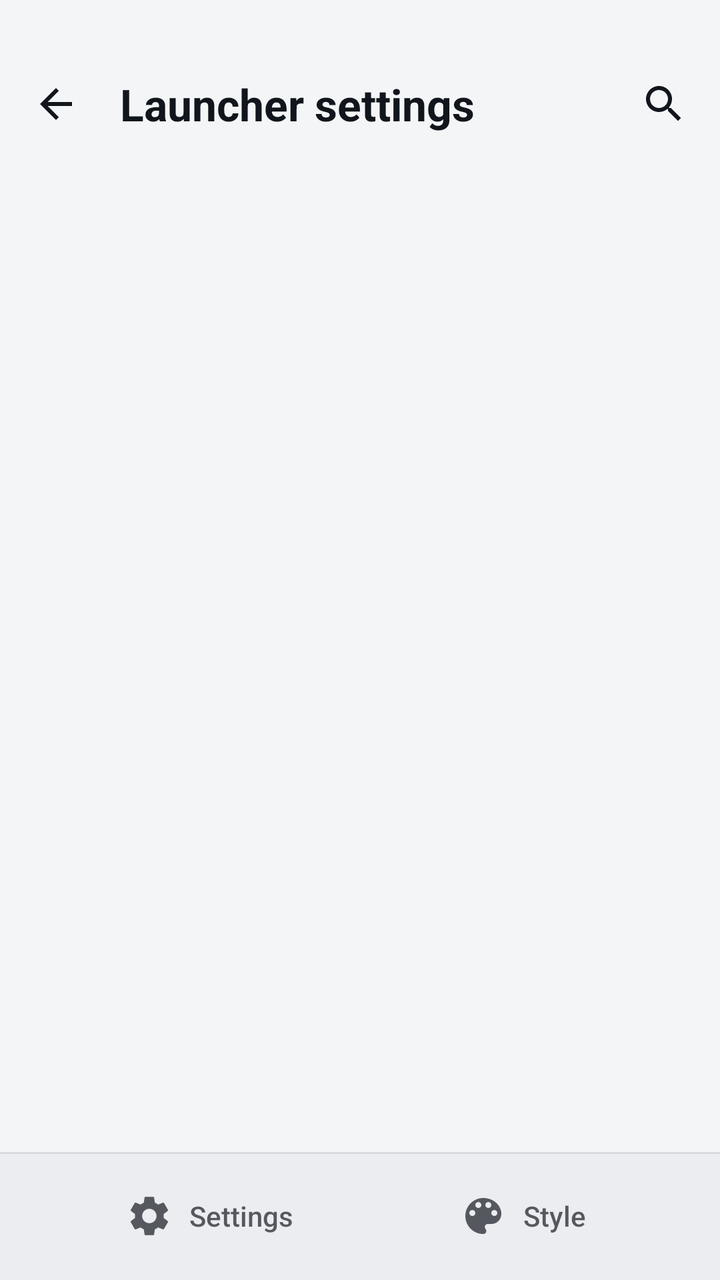
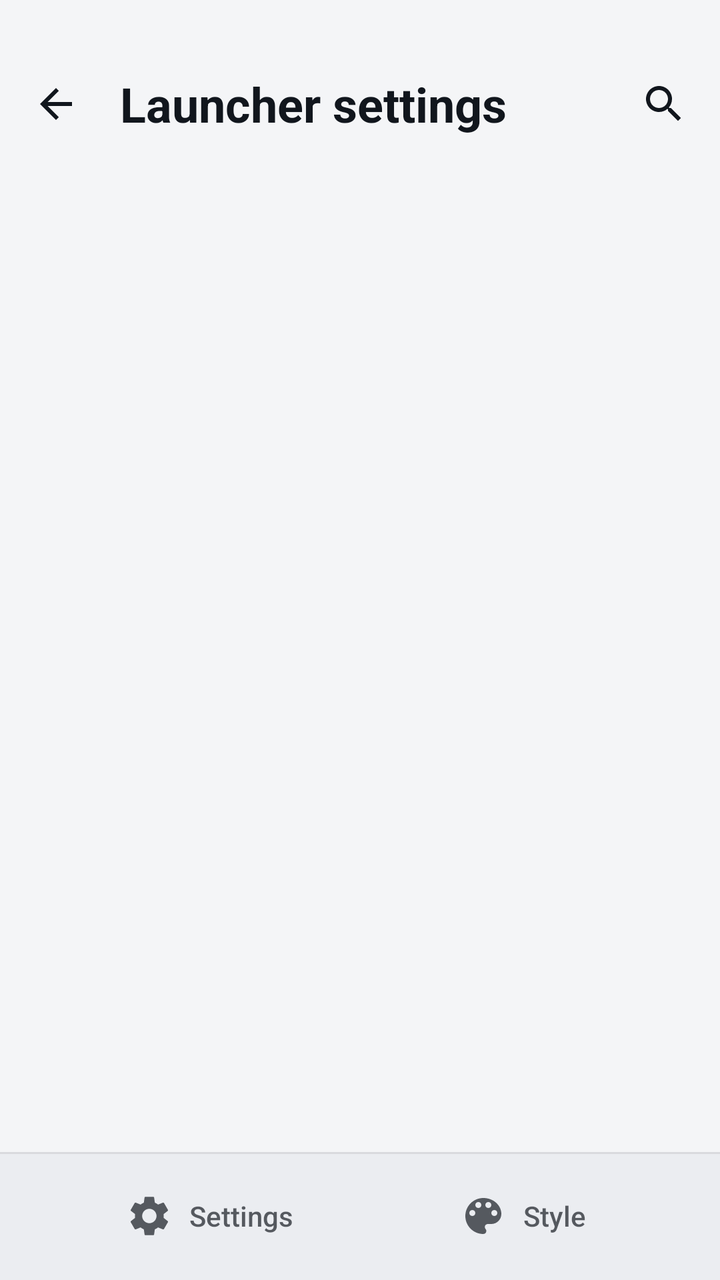

Screens rendered from an Android XML layout before and after an edit, with the pre-edit source and the edit as a unified diff.
<!-- AndroidManifest.xml: application theme Theme.Supernova -->
<!-- res/layout/activity_settings.xml -->
<?xml version="1.0" encoding="utf-8"?>
<LinearLayout xmlns:android="http://schemas.android.com/apk/res/android"
    xmlns:app="http://schemas.android.com/apk/res-auto"
    android:layout_width="match_parent"
    android:layout_height="match_parent"
    android:background="@color/background"
    android:defaultFocusHighlightEnabled="false"
    android:focusable="true"
    android:focusableInTouchMode="true"
    android:orientation="vertical">

    
    <androidx.coordinatorlayout.widget.CoordinatorLayout
        android:id="@+id/settingsCoordinator"
        android:layout_width="match_parent"
        android:layout_height="0dp"
        android:layout_weight="1">

        
        <com.google.android.material.appbar.AppBarLayout
            android:id="@+id/settingsAppBar"
            android:layout_width="match_parent"
            android:layout_height="wrap_content"
            android:background="@android:color/transparent"
            app:elevation="0dp">

            
            <TextView
                android:id="@+id/rootTitle"
                android:layout_width="match_parent"
                android:layout_height="wrap_content"
                android:lineHeight="38sp"
                android:paddingHorizontal="16dp"
                android:paddingTop="32dp"
                android:paddingBottom="8dp"
                android:text="@string/settings"
                android:textColor="@color/textPrimary"
                android:textSize="32sp"
                android:textStyle="bold"
                android:visibility="gone"
                app:layout_scrollFlags="scroll" />

            
            <LinearLayout
                android:id="@+id/settingsToolbar"
                android:layout_width="match_parent"
                android:layout_height="80dp"
                android:gravity="center_vertical"
                android:orientation="horizontal"
                android:paddingHorizontal="4dp"
                android:paddingTop="24dp">

                <ImageButton
                    android:id="@+id/backButton"
                    android:layout_width="48dp"
                    android:layout_height="48dp"
                    android:background="?attr/selectableItemBackgroundBorderless"
                    android:contentDescription="@string/back"
                    android:src="@drawable/ic_back" />

                <TextView
                    android:id="@+id/settingsTitle"
                    android:layout_width="0dp"
                    android:layout_height="wrap_content"
                    android:layout_marginStart="8dp"
                    android:layout_marginEnd="8dp"
                    android:ellipsize="end"
                    android:layout_weight="1"
                    android:maxLines="1"
                    android:text="@string/settings_title"
                    android:textColor="@color/textPrimary"
                    android:textSize="22sp"
                    android:textStyle="bold" />

                
                <EditText
                    android:id="@+id/settingsSearchInput"
                    android:layout_width="0dp"
                    android:layout_height="wrap_content"
                    android:layout_marginStart="8dp"
                    android:layout_weight="1"
                    android:background="@android:color/transparent"
                    android:hint="@string/settings_search_hint"
                    android:imeOptions="actionSearch"
                    android:importantForAutofill="no"
                    android:inputType="text"
                    android:maxLines="1"
                    android:textColor="@color/textPrimary"
                    android:textSize="16sp"
                    android:visibility="gone" />

                <ImageButton
                    android:id="@+id/settingsSearchButton"
                    android:layout_width="48dp"
                    android:layout_height="48dp"
                    android:background="?attr/selectableItemBackgroundBorderless"
                    android:contentDescription="@string/settings_search_hint"
                    android:src="@drawable/ic_search"
                    app:tint="@color/textPrimary" />
            </LinearLayout>

            
            <FrameLayout
                android:id="@+id/previewFrame"
                android:layout_width="match_parent"
                android:layout_height="wrap_content"
                android:paddingHorizontal="16dp"
                android:paddingTop="8dp"
                android:visibility="gone">

                <com.supernova.launcher.ui.settings.preview.PreviewPane
                    android:id="@+id/previewPane"
                    android:layout_width="match_parent"
                    android:layout_height="wrap_content"
                    android:background="@drawable/bg_settings_preview"
                    android:minHeight="168dp"
                    android:paddingVertical="6dp" />
            </FrameLayout>

            
            <FrameLayout
                android:id="@+id/rootSearch"
                android:layout_width="match_parent"
                android:layout_height="wrap_content"
                android:paddingHorizontal="16dp"
                android:paddingTop="8dp"
                android:paddingBottom="8dp"
                android:visibility="gone">

                <LinearLayout
                    android:id="@+id/rootSearchPill"
                    android:layout_width="match_parent"
                    android:layout_height="48dp"
                    android:background="@drawable/bg_settings_pill"
                    android:gravity="center_vertical"
                    android:orientation="horizontal"
                    android:paddingStart="16dp"
                    android:paddingEnd="4dp">

                    <ImageView
                        android:layout_width="24dp"
                        android:layout_height="24dp"
                        android:importantForAccessibility="no"
                        android:src="@drawable/ic_search"
                        app:tint="@color/textSecondary" />

                    <EditText
                        android:id="@+id/rootSearchInput"
                        android:layout_width="0dp"
                        android:layout_height="match_parent"
                        android:layout_marginStart="12dp"
                        android:layout_weight="1"
                        android:background="@android:color/transparent"
                        android:hint="@string/settings_search_hint"
                        android:imeOptions="actionSearch"
                        android:importantForAutofill="no"
                        android:inputType="text"
                        android:maxLines="1"
                        android:textColor="@color/textPrimary"
                        android:textColorHint="@color/textSecondary"
                        android:textSize="16sp" />
                </LinearLayout>
            </FrameLayout>
        </com.google.android.material.appbar.AppBarLayout>

        <FrameLayout
            android:layout_width="match_parent"
            android:layout_height="match_parent"
            app:layout_behavior="@string/appbar_scrolling_view_behavior">

            <androidx.recyclerview.widget.RecyclerView
                android:id="@+id/settingsRecycler"
                android:layout_width="match_parent"
                android:layout_height="match_parent"
                android:clipToPadding="false"
                android:paddingBottom="24dp" />

            
            <FrameLayout
                android:id="@+id/groupsPane"
                android:layout_width="match_parent"
                android:layout_height="match_parent"
                android:visibility="gone" />

            
            <com.google.android.material.floatingactionbutton.FloatingActionButton
                android:id="@+id/cardsFab"
                android:layout_width="wrap_content"
                android:layout_height="wrap_content"
                android:layout_gravity="bottom|end"
                android:layout_margin="20dp"
                android:contentDescription="@string/cards_add"
                android:visibility="gone"
                app:srcCompat="@drawable/ic_menu_add" />
        </FrameLayout>
    </androidx.coordinatorlayout.widget.CoordinatorLayout>

    
    <LinearLayout
        android:id="@+id/settingsTabs"
        android:layout_width="match_parent"
        android:layout_height="wrap_content"
        android:background="@drawable/bg_settings_nav"
        android:baselineAligned="false"
        android:gravity="center_vertical"
        android:orientation="horizontal"
        android:paddingVertical="12dp">

        <Space
            android:layout_width="0dp"
            android:layout_height="0dp"
            android:layout_weight="1" />

        <TextView
            android:id="@+id/tabSettings"
            style="@style/Widget.Supernova.SettingsTab"
            android:text="@string/settings"
            app:drawableStartCompat="@drawable/ic_tab_settings" />

        <Space
            android:layout_width="0dp"
            android:layout_height="0dp"
            android:layout_weight="1" />

        <TextView
            android:id="@+id/tabStyle"
            style="@style/Widget.Supernova.SettingsTab"
            android:text="@string/style_tab"
            app:drawableStartCompat="@drawable/ic_tab_style" />

        <Space
            android:layout_width="0dp"
            android:layout_height="0dp"
            android:layout_weight="1" />
    </LinearLayout>
</LinearLayout>
<!-- resources referenced by this layout -->
<resources>
  <string name="back">Back</string>
  <string name="style_tab">Style</string>
  <style name="Widget.Supernova.SettingsTab" parent="">
          <item name="android:layout_width">wrap_content</item>
          <item name="android:layout_height">40dp</item>
          <item name="android:background">@drawable/bg_settings_tab</item>
          <item name="android:foreground">?attr/selectableItemBackground</item>
          <item name="android:gravity">center_vertical</item>
          <item name="android:paddingStart">16dp</item>
          <item name="android:paddingEnd">20dp</item>
          <item name="android:drawablePadding">8dp</item>
          <item name="drawableTint">@color/bottom_nav_item</item>
          <item name="android:textColor">@color/bottom_nav_item</item>
          <item name="android:textSize">14sp</item>
          <item name="android:fontFamily">sans-serif-medium</item>
          <item name="android:maxLines">1</item>
      </style>
  <color name="accent">#2E89FF</color>
  <style name="Widget.Supernova.Button" parent="Widget.MaterialComponents.Button">
          <item name="android:textAllCaps">false</item>
          <item name="android:textSize">15sp</item>
          <item name="android:fontFamily">sans-serif-medium</item>
          <item name="android:letterSpacing">0</item>
          <item name="android:minHeight">44dp</item>
          <item name="android:paddingStart">22dp</item>
          <item name="android:paddingEnd">22dp</item>
          <item name="cornerRadius">22dp</item>
          <item name="elevation">0dp</item>
          <item name="android:stateListAnimator">@null</item>
      </style>
  <style name="Widget.Supernova.Button.Text" parent="Widget.MaterialComponents.Button.TextButton">
          <item name="android:textAllCaps">false</item>
          <item name="android:textSize">15sp</item>
          <item name="android:fontFamily">sans-serif-medium</item>
          <item name="android:letterSpacing">0</item>
          <item name="android:minHeight">44dp</item>
          <item name="android:paddingStart">16dp</item>
          <item name="android:paddingEnd">16dp</item>
          <item name="cornerRadius">22dp</item>
      </style>
  <color name="surface">#FFFFFF</color>
  <color name="onAccent">#FFFFFFFF</color>
  <color name="accentBlue">#2E89FF</color>
  <color name="raised">#FFFFFF</color>
  <style name="TextAppearance.Supernova.DialogTitle" parent="MaterialAlertDialog.MaterialComponents.Title.Text">
          <item name="android:textColor">@color/textPrimary</item>
          <item name="android:textSize">22sp</item>
          <item name="android:fontFamily">sans-serif-medium</item>
      </style>
  <style name="TextAppearance.Supernova.DialogBody" parent="MaterialAlertDialog.MaterialComponents.Body.Text">
          <item name="android:textColor">@color/textSecondary</item>
          <item name="android:textSize">15sp</item>
          <item name="android:lineSpacingMultiplier">1.15</item>
      </style>
  <style name="Widget.Supernova.Button.Dialog" parent="Widget.MaterialComponents.Button.TextButton.Dialog">
          <item name="android:textAllCaps">false</item>
          <item name="android:textColor">?attr/colorAccentOnRaised</item>
          <item name="android:textSize">15sp</item>
          <item name="android:fontFamily">sans-serif-medium</item>
          <item name="android:letterSpacing">0</item>
          <item name="android:minHeight">44dp</item>
          <item name="cornerRadius">22dp</item>
      </style>
  <!-- unchanged entries left out for length: 35 -->
</resources>

<!-- the commit's change to res/layout/activity_settings.xml (unified diff, before → after) -->
@@ -30,12 +30,12 @@
                 android:layout_width="match_parent"
                 android:layout_height="wrap_content"
                 android:lineHeight="38sp"
-                android:paddingHorizontal="16dp"
-                android:paddingTop="32dp"
-                android:paddingBottom="8dp"
+                android:paddingHorizontal="@dimen/space_md"
+                android:paddingTop="@dimen/space_xl"
+                android:paddingBottom="@dimen/space_sm"
                 android:text="@string/settings"
                 android:textColor="@color/textPrimary"
-                android:textSize="32sp"
+                android:textSize="@dimen/text_display"
                 android:textStyle="bold"
                 android:visibility="gone"
                 app:layout_scrollFlags="scroll" />
@@ -47,8 +47,8 @@
                 android:layout_height="80dp"
                 android:gravity="center_vertical"
                 android:orientation="horizontal"
-                android:paddingHorizontal="4dp"
-                android:paddingTop="24dp">
+                android:paddingHorizontal="@dimen/space_xs"
+                android:paddingTop="@dimen/space_lg">
 
                 <ImageButton
                     android:id="@+id/backButton"
@@ -62,14 +62,14 @@
                     android:id="@+id/settingsTitle"
                     android:layout_width="0dp"
                     android:layout_height="wrap_content"
-                    android:layout_marginStart="8dp"
-                    android:layout_marginEnd="8dp"
+                    android:layout_marginStart="@dimen/space_sm"
+                    android:layout_marginEnd="@dimen/space_sm"
                     android:ellipsize="end"
                     android:layout_weight="1"
                     android:maxLines="1"
                     android:text="@string/settings_title"
                     android:textColor="@color/textPrimary"
-                    android:textSize="22sp"
+                    android:textSize="@dimen/text_headline"
                     android:textStyle="bold" />
 
                 
@@ -77,7 +77,7 @@
                     android:id="@+id/settingsSearchInput"
                     android:layout_width="0dp"
                     android:layout_height="wrap_content"
-                    android:layout_marginStart="8dp"
+                    android:layout_marginStart="@dimen/space_sm"
                     android:layout_weight="1"
                     android:background="@android:color/transparent"
                     android:hint="@string/settings_search_hint"
@@ -86,7 +86,7 @@
                     android:inputType="text"
                     android:maxLines="1"
                     android:textColor="@color/textPrimary"
-                    android:textSize="16sp"
+                    android:textSize="@dimen/text_body"
                     android:visibility="gone" />
 
                 <ImageButton
@@ -104,8 +104,8 @@
                 android:id="@+id/previewFrame"
                 android:layout_width="match_parent"
                 android:layout_height="wrap_content"
-                android:paddingHorizontal="16dp"
-                android:paddingTop="8dp"
+                android:paddingHorizontal="@dimen/space_md"
+                android:paddingTop="@dimen/space_sm"
                 android:visibility="gone">
 
                 <com.supernova.launcher.ui.settings.preview.PreviewPane
@@ -114,7 +114,7 @@
                     android:layout_height="wrap_content"
                     android:background="@drawable/bg_settings_preview"
                     android:minHeight="168dp"
-                    android:paddingVertical="6dp" />
+                    android:paddingVertical="@dimen/space_sm" />
             </FrameLayout>
 
             
@@ -122,9 +122,9 @@
                 android:id="@+id/rootSearch"
                 android:layout_width="match_parent"
                 android:layout_height="wrap_content"
-                android:paddingHorizontal="16dp"
-                android:paddingTop="8dp"
-                android:paddingBottom="8dp"
+                android:paddingHorizontal="@dimen/space_md"
+                android:paddingTop="@dimen/space_sm"
+                android:paddingBottom="@dimen/space_sm"
                 android:visibility="gone">
 
                 <LinearLayout
@@ -134,8 +134,8 @@
                     android:background="@drawable/bg_settings_pill"
                     android:gravity="center_vertical"
                     android:orientation="horizontal"
-                    android:paddingStart="16dp"
-                    android:paddingEnd="4dp">
+                    android:paddingStart="@dimen/space_md"
+                    android:paddingEnd="@dimen/space_xs">
 
                     <ImageView
                         android:layout_width="24dp"
@@ -148,7 +148,7 @@
                         android:id="@+id/rootSearchInput"
                         android:layout_width="0dp"
                         android:layout_height="match_parent"
-                        android:layout_marginStart="12dp"
+                        android:layout_marginStart="@dimen/space_ms"
                         android:layout_weight="1"
                         android:background="@android:color/transparent"
                         android:hint="@string/settings_search_hint"
@@ -158,7 +158,7 @@
                         android:maxLines="1"
                         android:textColor="@color/textPrimary"
                         android:textColorHint="@color/textSecondary"
-                        android:textSize="16sp" />
+                        android:textSize="@dimen/text_body" />
                 </LinearLayout>
             </FrameLayout>
         </com.google.android.material.appbar.AppBarLayout>
@@ -173,7 +173,7 @@
                 android:layout_width="match_parent"
                 android:layout_height="match_parent"
                 android:clipToPadding="false"
-                android:paddingBottom="24dp" />
+                android:paddingBottom="@dimen/space_lg" />
 
             
             <FrameLayout
@@ -188,7 +188,7 @@
                 android:layout_width="wrap_content"
                 android:layout_height="wrap_content"
                 android:layout_gravity="bottom|end"
-                android:layout_margin="20dp"
+                android:layout_margin="@dimen/space_ml"
                 android:contentDescription="@string/cards_add"
                 android:visibility="gone"
                 app:srcCompat="@drawable/ic_menu_add" />
@@ -204,7 +204,7 @@
         android:baselineAligned="false"
         android:gravity="center_vertical"
         android:orientation="horizontal"
-        android:paddingVertical="12dp">
+        android:paddingVertical="@dimen/space_ms">
 
         <Space
             android:layout_width="0dp"
<!-- resource entries referenced after the edit -->
@@ -1,5 +1,15 @@
 <!-- resources referenced by this layout -->
 <resources>
+  <dimen name="space_lg">24dp</dimen>
+  <dimen name="space_md">16dp</dimen>
+  <dimen name="space_ml">20dp</dimen>
+  <dimen name="space_ms">12dp</dimen>
+  <dimen name="space_sm">8dp</dimen>
+  <dimen name="space_xl">32dp</dimen>
+  <dimen name="space_xs">4dp</dimen>
+  <dimen name="text_body">16sp</dimen>
+  <dimen name="text_display">32sp</dimen>
+  <dimen name="text_headline">24sp</dimen>
   <string name="back">Back</string>
   <string name="style_tab">Style</string>
   <style name="Widget.Supernova.SettingsTab" parent="">
@@ -8,19 +18,20 @@
           <item name="android:background">@drawable/bg_settings_tab</item>
           <item name="android:foreground">?attr/selectableItemBackground</item>
           <item name="android:gravity">center_vertical</item>
-          <item name="android:paddingStart">16dp</item>
-          <item name="android:paddingEnd">20dp</item>
+          <item name="android:paddingStart">@dimen/space_md</item>
+          <item name="android:paddingEnd">@dimen/space_ml</item>
           <item name="android:drawablePadding">8dp</item>
           <item name="drawableTint">@color/bottom_nav_item</item>
           <item name="android:textColor">@color/bottom_nav_item</item>
-          <item name="android:textSize">14sp</item>
+          <item name="android:textSize">@dimen/text_secondary</item>
           <item name="android:fontFamily">sans-serif-medium</item>
           <item name="android:maxLines">1</item>
       </style>
+  <dimen name="text_secondary">14sp</dimen>
   <color name="accent">#2E89FF</color>
   <style name="Widget.Supernova.Button" parent="Widget.MaterialComponents.Button">
           <item name="android:textAllCaps">false</item>
-          <item name="android:textSize">15sp</item>
+          <item name="android:textSize">@dimen/text_body</item>
           <item name="android:fontFamily">sans-serif-medium</item>
           <item name="android:letterSpacing">0</item>
           <item name="android:minHeight">44dp</item>
@@ -32,12 +43,12 @@
       </style>
   <style name="Widget.Supernova.Button.Text" parent="Widget.MaterialComponents.Button.TextButton">
           <item name="android:textAllCaps">false</item>
-          <item name="android:textSize">15sp</item>
+          <item name="android:textSize">@dimen/text_body</item>
           <item name="android:fontFamily">sans-serif-medium</item>
           <item name="android:letterSpacing">0</item>
           <item name="android:minHeight">44dp</item>
-          <item name="android:paddingStart">16dp</item>
-          <item name="android:paddingEnd">16dp</item>
+          <item name="android:paddingStart">@dimen/space_md</item>
+          <item name="android:paddingEnd">@dimen/space_md</item>
           <item name="cornerRadius">22dp</item>
       </style>
   <color name="surface">#FFFFFF</color>
@@ -46,18 +57,18 @@
   <color name="raised">#FFFFFF</color>
   <style name="TextAppearance.Supernova.DialogTitle" parent="MaterialAlertDialog.MaterialComponents.Title.Text">
           <item name="android:textColor">@color/textPrimary</item>
-          <item name="android:textSize">22sp</item>
+          <item name="android:textSize">@dimen/text_headline</item>
           <item name="android:fontFamily">sans-serif-medium</item>
       </style>
   <style name="TextAppearance.Supernova.DialogBody" parent="MaterialAlertDialog.MaterialComponents.Body.Text">
           <item name="android:textColor">@color/textSecondary</item>
-          <item name="android:textSize">15sp</item>
+          <item name="android:textSize">@dimen/text_body</item>
           <item name="android:lineSpacingMultiplier">1.15</item>
       </style>
   <style name="Widget.Supernova.Button.Dialog" parent="Widget.MaterialComponents.Button.TextButton.Dialog">
           <item name="android:textAllCaps">false</item>
           <item name="android:textColor">?attr/colorAccentOnRaised</item>
-          <item name="android:textSize">15sp</item>
+          <item name="android:textSize">@dimen/text_body</item>
           <item name="android:fontFamily">sans-serif-medium</item>
           <item name="android:letterSpacing">0</item>
           <item name="android:minHeight">44dp</item>
